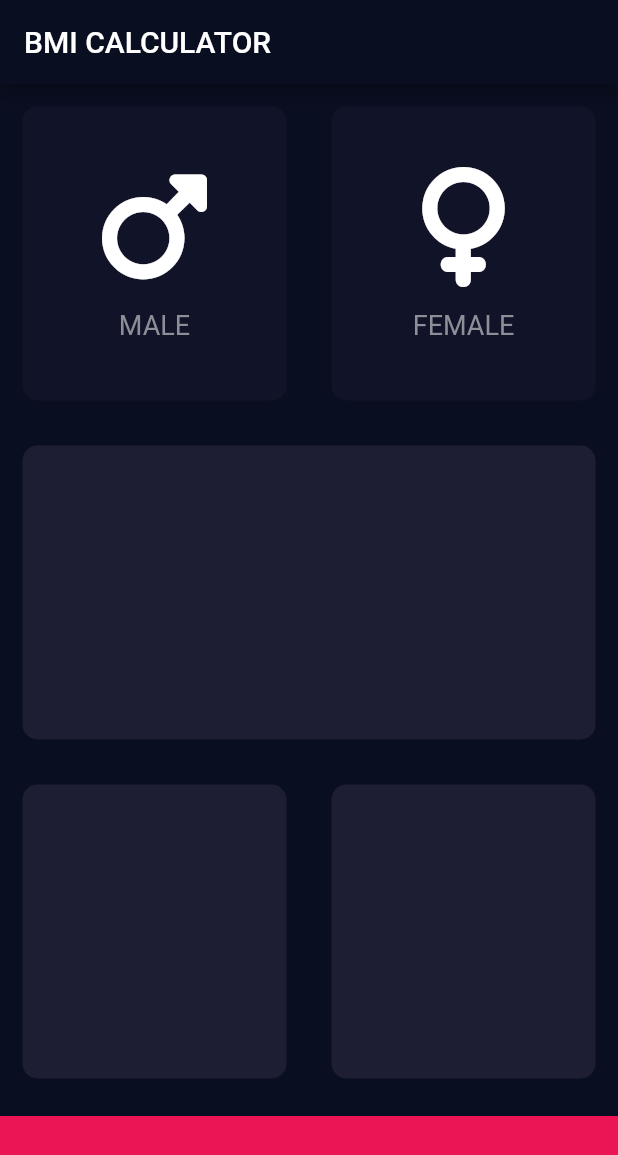
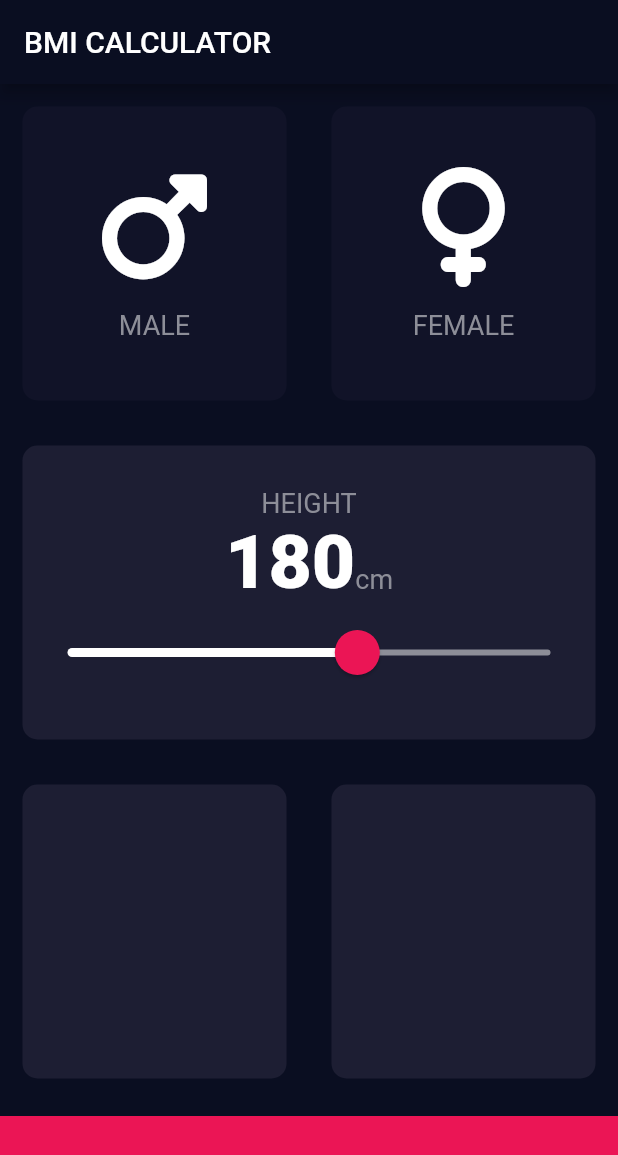
Before and after one commit to edsson-madrigal/flutter_project6_bmi, a Flutter app: the screen it shows after launch, on a phone screen of 412 x 824 dp. Shown: the top 1155 px of the screen. Run offline on Flutter 3.47's test engine with Material 2 defaults, Android fonts, the phone set to English and light mode, and no system bars; our stand-ins replace font_awesome_flutter.

Commit message:
refactor dedicated constant file and slider

```diff
--- /dev/null
+++ b/lib/constants.dart
@@ -0,0 +1,16 @@
+import 'package:flutter/material.dart';
+
+const kLabelTextStyle = TextStyle(
+  fontSize: 18.0,
+  color: kTextColor,
+);
+
+const kNumberTextStyle = TextStyle(
+  fontSize: 50.0,
+  fontWeight: FontWeight.w900,
+);
+
+const kBottomColor = Color(0xFFEB1555);
+const kActiveCardColour = Color(0xFF1D1E33);
+const kInactiveCardColour = Color(0xFF111328);
+const kTextColor = Color(0xff8D8E98);
--- a/lib/icon_content.dart
+++ b/lib/icon_content.dart
@@ -1,8 +1,7 @@
 // ignore_for_file: use_key_in_widget_constructors, prefer_const_constructors, prefer_const_constructors_in_immutables
 
 import 'package:flutter/material.dart';
-
-const textColor = Color(0xff8D8E98);
+import 'package:flutter_project6_bmi/constants.dart';
 
 class IconContent extends StatelessWidget {
   final IconData? icon;
@@ -20,10 +19,7 @@
         ),
         Text(
           label!,
-          style: TextStyle(
-            fontSize: 18.0,
-            color: textColor,
-          ),
+          style: kLabelTextStyle,
         )
       ],
     );
--- a/lib/input_page.dart
+++ b/lib/input_page.dart
@@ -1,13 +1,11 @@
 // ignore_for_file: prefer_const_constructors, use_key_in_widget_constructors, prefer_const_literals_to_create_immutables, prefer_const_constructors_in_immutables
 
+import 'package:flutter/foundation.dart';
 import 'package:flutter/material.dart';
 import 'package:flutter_project6_bmi/icon_content.dart';
 import 'package:flutter_project6_bmi/reusable_cart.dart';
 import 'package:font_awesome_flutter/font_awesome_flutter.dart';
-
-const bottomColor = Color(0xFFEB1555);
-const activeCardColour = Color(0xFF1D1E33);
-const inactiveCardColour = Color(0xFF111328);
+import 'package:flutter_project6_bmi/constants.dart';
 
 enum Gender {
   male,
@@ -23,6 +21,7 @@
 
 class _InputPageState extends State<InputPage> {
   Gender? selectedGender;
+  int height = 180;
   // Color maleCardColour = inactiveCardColour;
   // Color femaleCardColour = inactiveCardColour;
 
@@ -52,6 +51,7 @@
         title: Text('BMI CALCULATOR'),
       ),
       body: Column(
+        crossAxisAlignment: CrossAxisAlignment.stretch,
         children: [
           Expanded(
             child: Row(
@@ -64,8 +64,8 @@
                       });
                     },
                     colour: selectedGender == Gender.male
-                        ? activeCardColour
-                        : inactiveCardColour,
+                        ? kActiveCardColour
+                        : kInactiveCardColour,
                     cardChild:
                         IconContent(icon: FontAwesomeIcons.mars, label: 'MALE'),
                   ),
@@ -78,8 +78,8 @@
                         });
                       },
                       colour: selectedGender == Gender.female
-                          ? activeCardColour
-                          : inactiveCardColour,
+                          ? kActiveCardColour
+                          : kInactiveCardColour,
                       cardChild: IconContent(
                           icon: FontAwesomeIcons.venus, label: 'FEMALE')),
                 ),
@@ -87,22 +87,73 @@
             ),
           ),
           Expanded(
-            child: ReusableCard(colour: activeCardColour),
+            child: ReusableCard(
+              colour: kActiveCardColour,
+              cardChild: Column(
+                mainAxisAlignment: MainAxisAlignment.center,
+                children: [
+                  Text(
+                    'HEIGHT',
+                    style: kLabelTextStyle,
+                  ),
+                  Row(
+                    mainAxisAlignment: MainAxisAlignment.center,
+                    crossAxisAlignment: CrossAxisAlignment.baseline,
+                    textBaseline: TextBaseline.alphabetic,
+                    children: [
+                      Text(
+                        height.toString(),
+                        style: kNumberTextStyle,
+                      ),
+                      Text(
+                        'cm',
+                        style: kLabelTextStyle,
+                      ),
+                    ],
+                  ),
+                  SliderTheme(
+                    data: SliderTheme.of(context).copyWith(
+                      inactiveTrackColor: Color(0xFF8D8E98),
+                      activeTrackColor: Colors.white,
+                      thumbColor: Color(0xFFEB1555),
+                      overlayColor: Color(0x29EB1555),
+                      thumbShape:
+                          RoundSliderThumbShape(enabledThumbRadius: 15.0),
+                      overlayShape:
+                          RoundSliderOverlayShape(overlayRadius: 30.0),
+                    ),
+                    child: Slider(
+                      value: height.toDouble(),
+                      min: 120.0,
+                      max: 220.0,
+                      onChanged: (double newValue) {
+                        setState(() {
+                          height = newValue.round();
+                          if (kDebugMode) {
+                            print(newValue);
+                          }
+                        });
+                      },
+                    ),
+                  ),
+                ],
+              ),
+            ),
           ),
           Expanded(
             child: Row(
               children: [
                 Expanded(
-                  child: ReusableCard(colour: activeCardColour),
+                  child: ReusableCard(colour: kActiveCardColour),
                 ),
                 Expanded(
-                  child: ReusableCard(colour: activeCardColour),
+                  child: ReusableCard(colour: kActiveCardColour),
                 ),
               ],
             ),
           ),
           Container(
-            color: bottomColor,
+            color: kBottomColor,
             width: double.infinity,
             height: 80.0,
             margin: EdgeInsets.only(top: 10.0),
```
